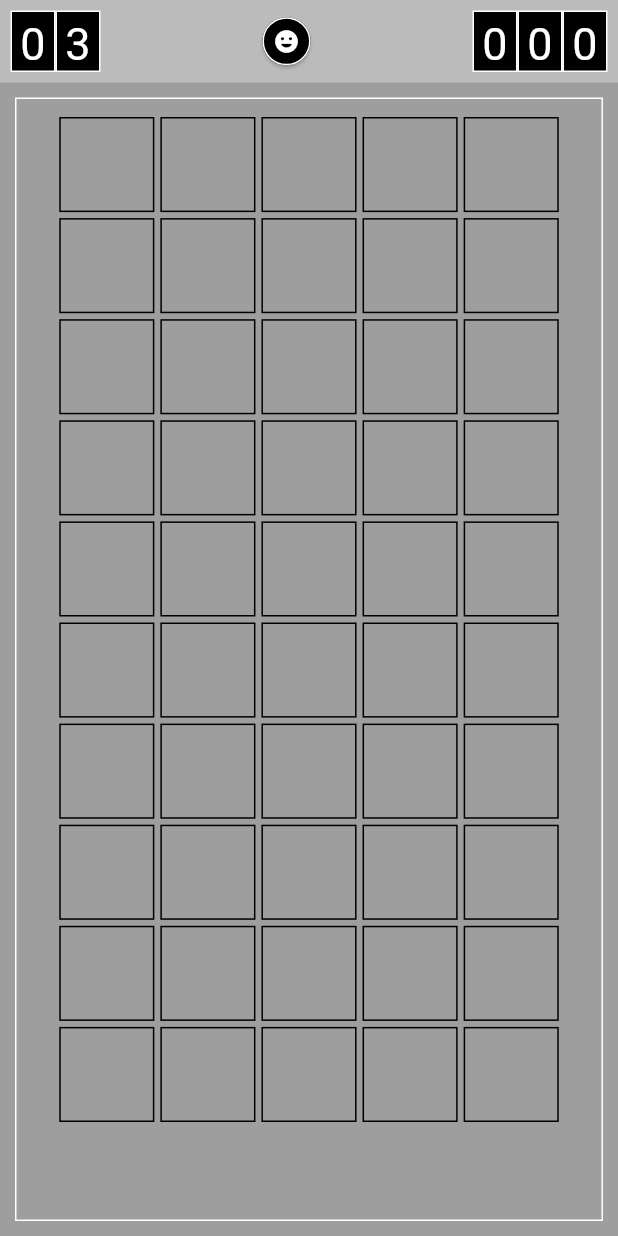
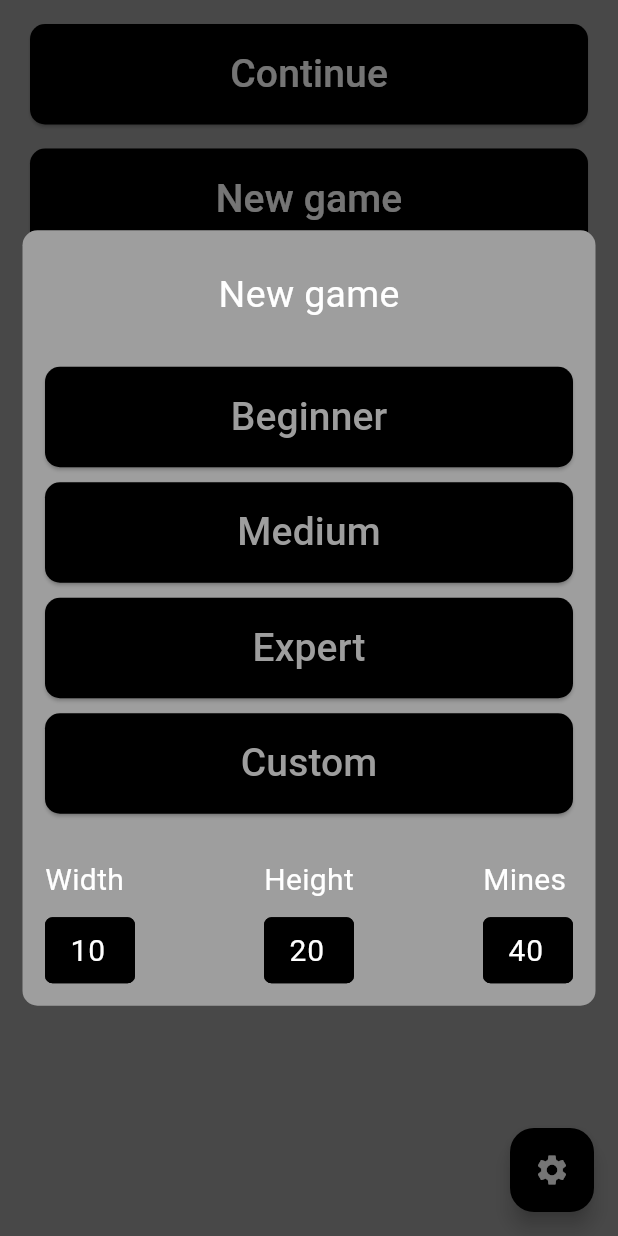
Before and after one commit to wAlienUFOx/minesweeper, a Flutter app: the screen it shows after launch, after a tap on "New game", on a phone screen of 412 x 824 dp. Run offline on Flutter 3.47's test engine with Material 3 defaults, Android fonts, the phone set to English and light mode, and no system bars; our stand-ins replace get, get_storage, mask_text_input_formatter, reactive_forms.

Commit message:
game mode choose

```diff
--- /dev/null
+++ b/lib/core/game_service/game_mode.dart
@@ -0,0 +1,11 @@
+class GameMode {
+  final int width;
+  final int height;
+  final int mines;
+
+  GameMode({
+    required this.width,
+    required this.height,
+    required this.mines
+});
+}
--- a/lib/core/game_service/game_service.dart
+++ b/lib/core/game_service/game_service.dart
@@ -1,7 +1,8 @@
 import 'dart:math';
 import 'package:get/get.dart';
+import 'package:minesweeper/core/game_service/game_mode.dart';
 import 'package:minesweeper/core/game_service/tile.dart';
-import 'package:minesweeper/widgets/winner_dialog.dart';
+import 'package:minesweeper/widgets/dialogs/winner_dialog.dart';
 import '../local_storage/local_storage.dart';
 import 'package:reactive_forms/reactive_forms.dart';
 
@@ -44,23 +45,23 @@ class GameService {
   }
 
   void restartGame() {
-    generateEmptyField(width, height, mines);
+    generateEmptyField(GameMode(width: width, height: height, mines: mines));
     flagsCounter.updateValue(0);
     cleanSavedField();
     needChangeState.updateValue(true);
     needChangeState.updateValue(false);
   }
 
-  void generateEmptyField(int fieldWidth, int fieldHeight, int fieldMines) {
+  void generateEmptyField(GameMode gameMode) {
     newGame = true;
     gameField = [];
     flagsCounter.updateValue(0);
     savedTimer = 0;
     stopwatch.reset();
     stopwatch.stop();
-    mines = fieldMines;
-    width = fieldWidth;
-    height = fieldHeight;
+    mines = gameMode.mines;
+    width = gameMode.width;
+    height = gameMode.height;
     for (int x = 0; x < width; x++) {
       gameField.add([]);
       for (int y = 0; y < height; y++) {
--- a/lib/pages/home/home_page.dart
+++ b/lib/pages/home/home_page.dart
@@ -2,6 +2,7 @@ import 'package:flutter/material.dart';
 import 'package:get/get.dart';
 import 'package:minesweeper/widgets/abstract_state.dart';
 import 'package:minesweeper/widgets/app_button.dart';
+import 'package:minesweeper/widgets/dialogs/choose_mode_dialog.dart';
 import '../../widgets/group_button.dart';
 
 class HomePage extends StatefulWidget {
@@ -20,10 +21,12 @@ class _HomePageState extends AbstractState<HomePage> {
     ),
     GroupButton(
         title: 'New game',
-        onTap: () => Get.toNamed('/game')
+        onTap: () => Get.dialog(const ChooseModeDialog()).then((gameMode) {
+          if (gameMode != null) Get.toNamed('/game', arguments: {'gameMode': gameMode});
+        })
     ),
     GroupButton(
-        title: 'Records',
+        title: 'Leaderboard',
         onTap: () => {}
     ),
   ];
--- a/lib/pages/play_screen/play_screen.dart
+++ b/lib/pages/play_screen/play_screen.dart
@@ -1,5 +1,6 @@
 import 'package:flutter/material.dart';
 import 'package:get/get.dart';
+import 'package:minesweeper/core/game_service/game_mode.dart';
 import 'package:minesweeper/core/game_service/game_service.dart';
 import 'package:minesweeper/widgets/abstract_state.dart';
 import 'package:minesweeper/widgets/tile_widget.dart';
@@ -15,10 +16,9 @@ class PlayScreen extends StatefulWidget {
 }
 
 class _PlayScreenState extends AbstractState<PlayScreen> {
-  int width = 5;
-  int height = 10;
-  int mines = 3;
+
   late GameService gameService;
+  late GameMode gameMode;
 
   double scaleFactor = 1.0;
   double baseScaleFactor = 1.0;
@@ -26,8 +26,10 @@ class _PlayScreenState extends AbstractState<PlayScreen> {
 
   @override
   void onInitPage() {
+    Map<String, dynamic> args = Get.arguments;
+    gameMode = args['gameMode'];
     gameService = Get.find<GameService>();
-    gameService.generateEmptyField(width, height, mines);
+    gameService.generateEmptyField(gameMode);
     setState(() {});
     gameService.needChangeState.valueChanges.listen((event) {
       if(event! && mounted) setState(() {});
@@ -67,8 +69,8 @@ class _PlayScreenState extends AbstractState<PlayScreen> {
   }
 
   Widget buildColumn(List<Tile> column) {
-    double x = MediaQuery.of(context).size.width / width;
-    double y = (MediaQuery.of(context).size.height - 150) / height;
+    double x = (MediaQuery.of(context).size.width - 50) / gameMode.width;
+    double y = (MediaQuery.of(context).size.height - 150) / gameMode.height;
     double tileSize = x < y ? x : y;
     return Column(
       children: [
--- /dev/null
+++ b/lib/widgets/dialogs/choose_mode_dialog.dart
@@ -0,0 +1,140 @@
+import 'package:flutter/material.dart';
+import 'package:get/get.dart';
+import 'package:minesweeper/core/game_service/game_mode.dart';
+import 'package:minesweeper/widgets/abstract_state.dart';
+import '../app_button.dart';
+import 'package:reactive_forms/reactive_forms.dart';
+import 'package:mask_text_input_formatter/mask_text_input_formatter.dart';
+
+class ChooseModeDialog extends StatefulWidget {
+  const ChooseModeDialog({super.key});
+
+  @override
+  State<ChooseModeDialog> createState() => _ChooseModeDialogState();
+}
+
+class _ChooseModeDialogState extends AbstractState<ChooseModeDialog> {
+
+  FormControl<String> customWidth = FormControl(value: '10');
+  FormControl<String> customHeight = FormControl(value: '20');
+  FormControl<String> customMines = FormControl(value: '40');
+
+  bool customAvailable() {
+    if (customWidth.value!.isEmpty) return false;
+    if (customHeight.value!.isEmpty) return false;
+    if (customMines.value!.isEmpty) return false;
+    int width = int.parse(customWidth.value!);
+    int height = int.parse(customHeight.value!);
+    int mines = int.parse(customMines.value!);
+    if (height == 0 || width == 0 || mines == 0) return false;
+    if (mines > height * width) return false;
+    return true;
+  }
+
+  @override
+  Widget build(BuildContext context) {
+    return Material(
+      type: MaterialType.transparency,
+      child: Center(
+        child: Container(
+          decoration: BoxDecoration(
+              color: theme.colorScheme.background,
+              borderRadius: const BorderRadius.all(Radius.circular(10.0))
+          ),
+          margin: const EdgeInsets.symmetric(horizontal: 15),
+          padding: const EdgeInsets.symmetric(vertical: 15, horizontal: 15),
+          child: Column(
+            mainAxisSize: MediaQuery.of(context).viewInsets.bottom == 0 ? MainAxisSize.min : MainAxisSize.max,
+            children: [
+              const SizedBox(height: 10),
+              Text(
+                  'New game',
+                  style: TextStyle(color: theme.colorScheme.primary, fontSize: 25)
+              ),
+              const SizedBox(height: 30),
+              AppButton(
+                onPressed: () => Get.back(result: GameMode(width: 9, height: 9, mines: 10)),
+                title: 'Beginner',
+                color: theme.colorScheme.background,
+                fullWidth: true,
+              ),
+              const SizedBox(height: 10),
+              AppButton(
+                onPressed: () => Get.back(result: GameMode(width: 16, height: 16, mines: 40)),
+                title: 'Medium',
+                color: theme.colorScheme.background,
+                fullWidth: true,
+              ),
+              const SizedBox(height: 10),
+              AppButton(
+                onPressed: () => Get.back(result: GameMode(width: 16, height: 30, mines: 99)),
+                title: 'Expert',
+                color: theme.colorScheme.background,
+                fullWidth: true,
+              ),
+              const SizedBox(height: 10),
+              IgnorePointer(
+                ignoring: !customAvailable(),
+                child: AppButton(
+                  onPressed: () => Get.back(
+                      result: GameMode(
+                          width: int.parse(customWidth.value!),
+                          height: int.parse(customHeight.value!),
+                          mines: int.parse(customMines.value!))
+                  ),
+                  title: 'Custom',
+                  color: theme.colorScheme.background.withOpacity(customAvailable() ? 1.0 : 0.3),
+                  fullWidth: true,
+                ),
+              ),
+              const SizedBox(height: 30),
+              Row(
+                mainAxisAlignment: MainAxisAlignment.spaceBetween,
+                children: [
+                  buildCustomChoose('Width', customWidth),
+                  buildCustomChoose('Height', customHeight),
+                  buildCustomChoose('Mines', customMines),
+                ],
+              )
+            ],
+          ),
+        ),
+      ),
+    );
+  }
+
+  Widget buildCustomChoose (String title, FormControl<String> formControl) {
+    return Column(
+      crossAxisAlignment: CrossAxisAlignment.start,
+      mainAxisSize: MainAxisSize.min,
+      children: [
+        Text(title, style: TextStyle(color: theme.colorScheme.primary, fontSize: 20)),
+        const SizedBox(height: 10),
+        SizedBox(
+            width: 60,
+            child: ReactiveTextField(
+              formControl: formControl,
+              keyboardType: TextInputType.number,
+              textAlign: TextAlign.center,
+              decoration: InputDecoration(
+                filled: true,
+                fillColor: theme.colorScheme.onBackground,
+                border: const OutlineInputBorder(borderRadius: BorderRadius.all(Radius.circular(5.0))),
+                isDense: true,
+                contentPadding: const EdgeInsets.symmetric(vertical: 7)
+              ),
+              style: TextStyle(
+                fontSize: 20,
+                color: theme.colorScheme.primary,
+              ),
+              inputFormatters: [MaskTextInputFormatter(
+                      mask: '###',
+                      filter: { "#": RegExp(r'[0-9]') },
+                      type: MaskAutoCompletionType.lazy
+                  )],
+            )
+        )
+      ],
+    );
+  }
+}
--- a/lib/widgets/winner_dialog.dart
+++ b/lib/widgets/dialogs/winner_dialog.dart
@@ -63,8 +63,3 @@ class WinnerDialog extends StatelessWidget {
     );
   }
 }
-
-
-// Widget buildButton (String title, void Function() onTap) {
-//   return
-// }
--- a/lib/widgets/tile_widget.dart
+++ b/lib/widgets/tile_widget.dart
@@ -74,6 +74,6 @@ class _TileWidgetState extends AbstractState<TileWidget> {
     if (widget.tile.digit == 8) color = const Color.fromARGB(255, 211, 211, 211);
     return Text(
         widget.tile.digit.toString(),
-        style: TextStyle(color: color, fontSize: 20, fontWeight: FontWeight.bold));
+        style: TextStyle(color: color, fontSize: 20 * widget.size / 40, fontWeight: FontWeight.bold));
   }
 }
--- a/pubspec.yaml
+++ b/pubspec.yaml
@@ -14,6 +14,7 @@ dependencies:
   get_storage: ^2.1.1
   reactive_forms: ^14.3.0
   cupertino_icons: ^1.0.2
+  mask_text_input_formatter: ^2.4.0
 
 dev_dependencies:
   flutter_test:
```
Also changed, not shown: pubspec.lock.
